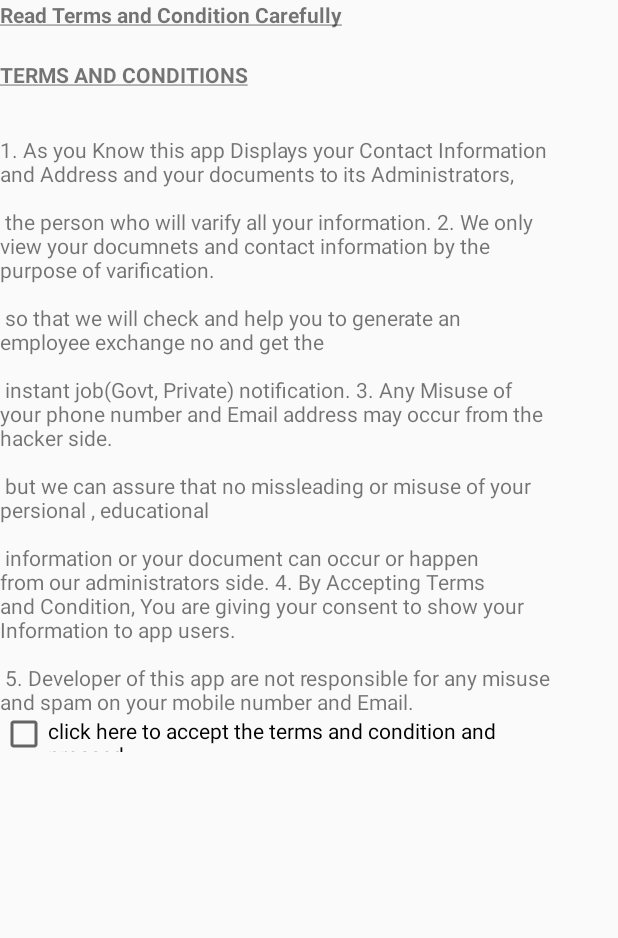
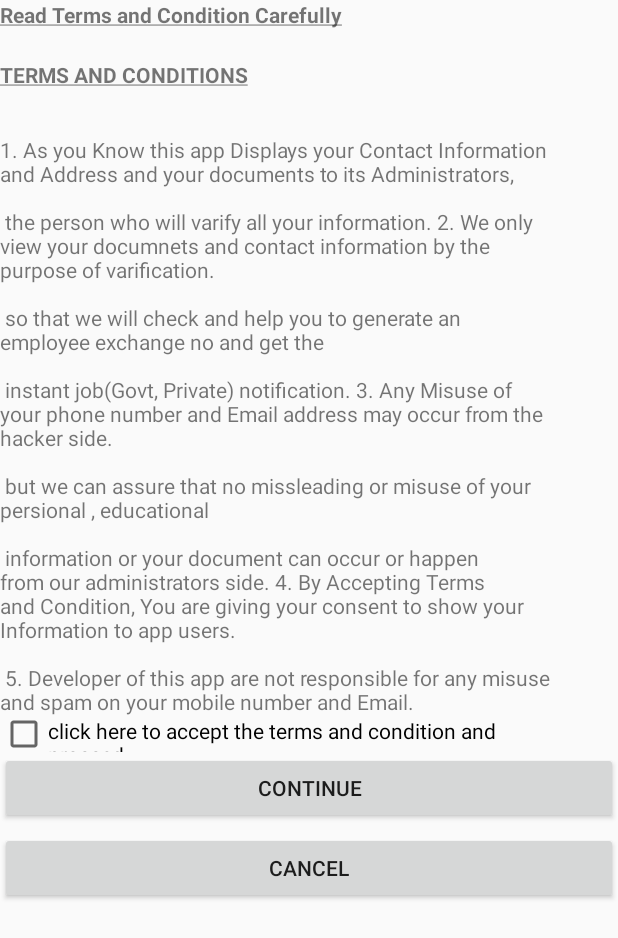
Before and after one commit to bloodrob/EERAGIJN, an Android app: the PopUpTermsAndCondition screen opened directly, with no data from a screen before it, on a phone screen of 412 x 824 dp. Shown: the top 938 px of the screen. Run offline under Robolectric (Android 15) with nearby library versions, the phone set to English and light mode, and no system bars.

```diff
--- a/app/src/main/java/com/dev/r19/eeragijn/NewUserMainActivity.java
+++ b/app/src/main/java/com/dev/r19/eeragijn/NewUserMainActivity.java
@@ -78,7 +78,7 @@ public class NewUserMainActivity extends AppCompatActivity
         if (id == R.id.nav_home) {
             // Handle the camera action
         } else if (id == R.id.nav_updateProfile) {
-            Intent intent = new Intent(NewUserMainActivity.this, UserPersionalInfoInsert.class);
+            Intent intent = new Intent(NewUserMainActivity.this, PopUpTermsAndCondition.class);
             startActivity(intent);
 
 
--- a/app/src/main/java/com/dev/r19/eeragijn/PopUpTermsAndCondition.java
+++ b/app/src/main/java/com/dev/r19/eeragijn/PopUpTermsAndCondition.java
@@ -27,10 +27,8 @@ public class PopUpTermsAndCondition extends AppCompatActivity {
         submitAccept = (Button)findViewById(R.id.accept_terms);
         submitCancel = (Button)findViewById(R.id.cancel_terms);
 
-        // initialization and set up for pop out layout
-        LayoutInflater inflater = (LayoutInflater) this.getSystemService(Context.LAYOUT_INFLATER_SERVICE);
-        PopupWindow popW = new PopupWindow(inflater.inflate(R.layout.activity_pop_up_terms_and_condition, null, false),100, 100, true);
-        popW.showAtLocation(this.findViewById(R.id.read_term), Gravity.CENTER, 0 , 0);
+        // submit button
+
         submitAccept.setOnClickListener(new View.OnClickListener() {
                 @Override
                 public void onClick(View v) {
@@ -46,5 +44,13 @@ public class PopUpTermsAndCondition extends AppCompatActivity {
                     }
                 }
             });
+        // cancel Button
+        submitCancel.setOnClickListener(new View.OnClickListener() {
+            @Override
+            public void onClick(View v) {
+                Intent intent = new Intent(PopUpTermsAndCondition.this, NewUserMainActivity.class);
+                startActivity(intent);
+            }
+        });
     }
 }
--- a/app/src/main/res/layout/activity_pop_up_terms_and_condition.xml
+++ b/app/src/main/res/layout/activity_pop_up_terms_and_condition.xml
@@ -11,7 +11,8 @@
         android:layout_height="501dp"
         android:orientation="vertical"
         tools:layout_editor_absoluteX="8dp"
-        tools:layout_editor_absoluteY="8dp">
+        tools:layout_editor_absoluteY="8dp"
+        android:id="@+id/linearLayout">
 
         <TextView
             android:id="@+id/read_term"
@@ -38,18 +39,21 @@
             android:layout_width="match_parent"
             android:layout_height="wrap_content"
             android:text="click here to accept the terms and condition and procced" />
-
+    </LinearLayout>
     <Button
         android:id="@+id/accept_terms"
         android:layout_width="match_parent"
         android:layout_height="wrap_content"
-            android:text="Continue" />
+        android:text="Continue"
+        android:layout_below="@+id/linearLayout"
+        android:layout_alignParentStart="true" />
 
     <Button
         android:id="@+id/cancel_terms"
         android:layout_width="match_parent"
         android:layout_height="wrap_content"
-            android:text="Cancel" />
-
-    </LinearLayout>
+        android:text="Cancel"
+        android:layout_below="@+id/linearLayout"
+        android:layout_alignParentStart="true"
+        android:layout_marginTop="53dp" />
 </RelativeLayout>
```
Lines whose indentation alone changed are shown as unchanged.
